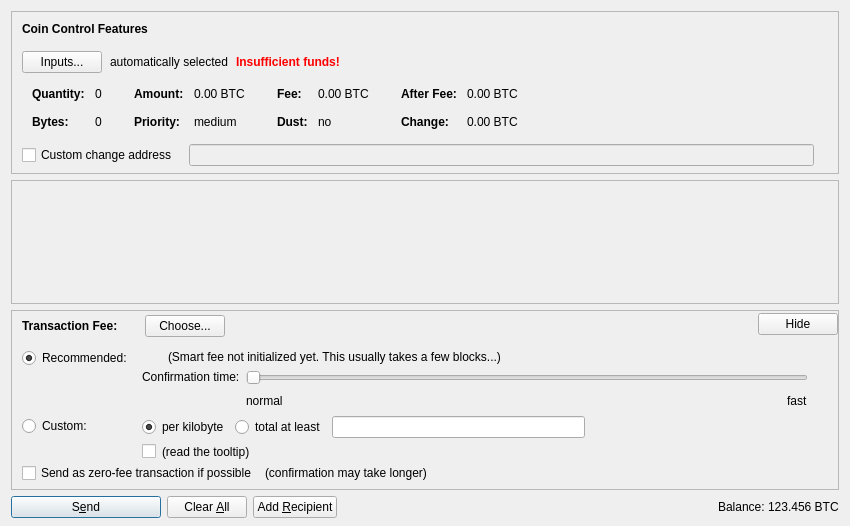
Qt form src/qt/forms/sendcoinsdialog.ui (bitprim/bitcoin) before a commit.
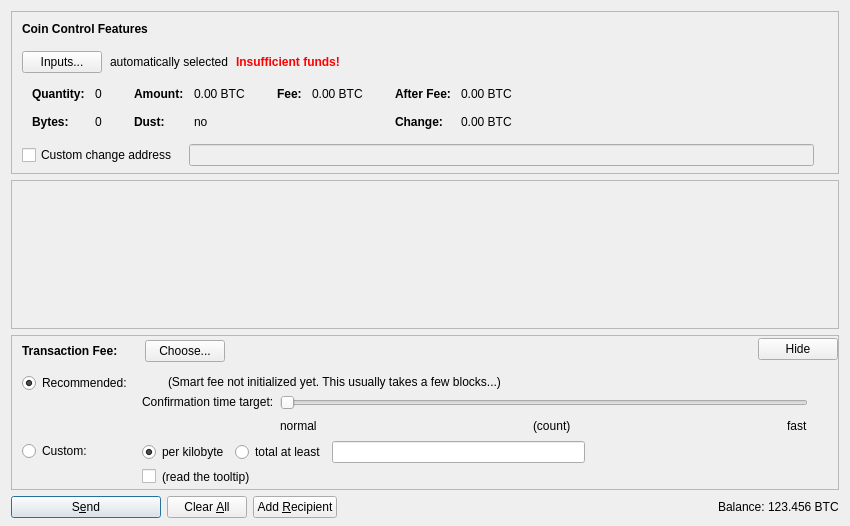
The same form after that commit. Icons and pictures are not drawn. Custom widgets are drawn as their Qt base class.

```diff
--- a/src/qt/forms/sendcoinsdialog.ui
+++ b/src/qt/forms/sendcoinsdialog.ui
@@ -332,86 +332,6 @@
                 </widget>
                </item>
                <item row="1" column="0">
-                <widget class="QLabel" name="labelCoinControlPriorityText">
-                 <property name="font">
-                  <font>
-                   <weight>75</weight>
-                   <bold>true</bold>
-                  </font>
-                 </property>
-                 <property name="text">
-                  <string>Priority:</string>
-                 </property>
-                </widget>
-               </item>
-               <item row="1" column="1">
-                <widget class="QLabel" name="labelCoinControlPriority">
-                 <property name="cursor">
-                  <cursorShape>IBeamCursor</cursorShape>
-                 </property>
-                 <property name="contextMenuPolicy">
-                  <enum>Qt::ActionsContextMenu</enum>
-                 </property>
-                 <property name="text">
-                  <string notr="true">medium</string>
-                 </property>
-                 <property name="textInteractionFlags">
-                  <set>Qt::LinksAccessibleByMouse|Qt::TextSelectableByKeyboard|Qt::TextSelectableByMouse</set>
-                 </property>
-                </widget>
-               </item>
-              </layout>
-             </item>
-             <item>
-              <layout class="QFormLayout" name="formLayoutCoinControl3">
-               <property name="horizontalSpacing">
-                <number>10</number>
-               </property>
-               <property name="verticalSpacing">
-                <number>14</number>
-               </property>
-               <property name="leftMargin">
-                <number>6</number>
-               </property>
-               <property name="topMargin">
-                <number>4</number>
-               </property>
-               <property name="rightMargin">
-                <number>6</number>
-               </property>
-               <item row="0" column="0">
-                <widget class="QLabel" name="labelCoinControlFeeText">
-                 <property name="font">
-                  <font>
-                   <weight>75</weight>
-                   <bold>true</bold>
-                  </font>
-                 </property>
-                 <property name="text">
-                  <string>Fee:</string>
-                 </property>
-                 <property name="margin">
-                  <number>0</number>
-                 </property>
-                </widget>
-               </item>
-               <item row="0" column="1">
-                <widget class="QLabel" name="labelCoinControlFee">
-                 <property name="cursor">
-                  <cursorShape>IBeamCursor</cursorShape>
-                 </property>
-                 <property name="contextMenuPolicy">
-                  <enum>Qt::ActionsContextMenu</enum>
-                 </property>
-                 <property name="text">
-                  <string notr="true">0.00 BTC</string>
-                 </property>
-                 <property name="textInteractionFlags">
-                  <set>Qt::LinksAccessibleByMouse|Qt::TextSelectableByKeyboard|Qt::TextSelectableByMouse</set>
-                 </property>
-                </widget>
-               </item>
-               <item row="1" column="0">
                 <widget class="QLabel" name="labelCoinControlLowOutputText">
                  <property name="font">
                   <font>
@@ -442,6 +362,57 @@
                </item>
               </layout>
              </item>
+             <item>
+              <layout class="QFormLayout" name="formLayoutCoinControl3">
+               <property name="horizontalSpacing">
+                <number>10</number>
+               </property>
+               <property name="verticalSpacing">
+                <number>14</number>
+               </property>
+               <property name="leftMargin">
+                <number>6</number>
+               </property>
+               <property name="topMargin">
+                <number>4</number>
+               </property>
+               <property name="rightMargin">
+                <number>6</number>
+               </property>
+               <item row="0" column="0">
+                <widget class="QLabel" name="labelCoinControlFeeText">
+                 <property name="font">
+                  <font>
+                   <weight>75</weight>
+                   <bold>true</bold>
+                  </font>
+                 </property>
+                 <property name="text">
+                  <string>Fee:</string>
+                 </property>
+                 <property name="margin">
+                  <number>0</number>
+                 </property>
+                </widget>
+               </item>
+               <item row="0" column="1">
+                <widget class="QLabel" name="labelCoinControlFee">
+                 <property name="cursor">
+                  <cursorShape>IBeamCursor</cursorShape>
+                 </property>
+                 <property name="contextMenuPolicy">
+                  <enum>Qt::ActionsContextMenu</enum>
+                 </property>
+                 <property name="text">
+                  <string notr="true">0.00 BTC</string>
+                 </property>
+                 <property name="textInteractionFlags">
+                  <set>Qt::LinksAccessibleByMouse|Qt::TextSelectableByKeyboard|Qt::TextSelectableByMouse</set>
+                 </property>
+                </widget>
+               </item>
+              </layout>
+             </item>
              <item>
               <layout class="QFormLayout" name="formLayoutCoinControl4">
                <property name="horizontalSpacing">
@@ -617,7 +588,7 @@
         <x>0</x>
         <y>0</y>
         <width>830</width>
-        <height>68</height>
+        <height>104</height>
        </rect>
       </property>
       <layout class="QVBoxLayout" name="verticalLayout_2" stretch="0,1">
@@ -1060,7 +1031,7 @@
                    <item>
                     <widget class="QLabel" name="labelSmartFee3">
                      <property name="text">
-                      <string>Confirmation time:</string>
+                      <string>Confirmation time target:</string>
                      </property>
                      <property name="margin">
                       <number>2</number>
@@ -1093,7 +1064,7 @@
                       <number>0</number>
                      </property>
                      <property name="maximum">
-                      <number>24</number>
+                      <number>23</number>
                      </property>
                      <property name="pageStep">
                       <number>1</number>
@@ -1124,6 +1095,26 @@
                        </property>
                       </widget>
                      </item>
+                     <item>
+                      <spacer name="horizontalSpacer_7">
+                       <property name="orientation">
+                        <enum>Qt::Horizontal</enum>
+                       </property>
+                       <property name="sizeHint" stdset="0">
+                        <size>
+                         <width>40</width>
+                         <height>20</height>
+                        </size>
+                       </property>
+                      </spacer>
+                     </item>
+                     <item>
+                      <widget class="QLabel" name="confirmationTargetLabel">
+                       <property name="text">
+                        <string notr="true">(count)</string>
+                       </property>
+                      </widget>
+                     </item>
                      <item>
                       <spacer name="horizontalSpacer_3">
                        <property name="orientation">
@@ -1167,59 +1158,6 @@
              </item>
             </layout>
            </item>
-           <item>
-            <layout class="QHBoxLayout" name="horizontalLayoutFee5" stretch="0,0,0">
-             <property name="spacing">
-              <number>8</number>
-             </property>
-             <property name="bottomMargin">
-              <number>4</number>
-             </property>
-             <item>
-              <widget class="QCheckBox" name="checkBoxFreeTx">
-               <property name="text">
-                <string>Send as zero-fee transaction if possible</string>
-               </property>
-              </widget>
-             </item>
-             <item>
-              <widget class="QLabel" name="labelFreeTx">
-               <property name="text">
-                <string>(confirmation may take longer)</string>
-               </property>
-               <property name="margin">
-                <number>5</number>
-               </property>
-              </widget>
-             </item>
-             <item>
-              <spacer name="horizontalSpacerFee5">
-               <property name="orientation">
-                <enum>Qt::Horizontal</enum>
-               </property>
-               <property name="sizeHint" stdset="0">
-                <size>
-                 <width>1</width>
-                 <height>1</height>
-                </size>
-               </property>
-              </spacer>
-             </item>
-            </layout>
-           </item>
-           <item>
-            <spacer name="verticalSpacerFee2">
-             <property name="orientation">
-              <enum>Qt::Vertical</enum>
-             </property>
-             <property name="sizeHint" stdset="0">
-              <size>
-               <width>1</width>
-               <height>1</height>
-              </size>
-             </property>
-            </spacer>
-           </item>
           </layout>
          </widget>
         </item>
```
